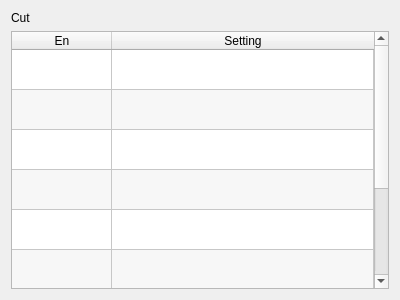
Above: hcinstruction/iccutpage.ui from GaussCheng/2-5AxisPunch before the change. Below: the same form after it.
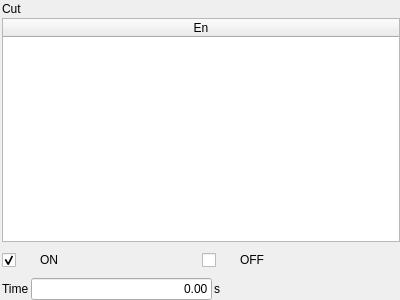
That is the form after the change. Icons and pictures are not drawn. Custom widgets are drawn as their Qt base class.

```diff
--- a/hcinstruction/iccutpage.ui
+++ b/hcinstruction/iccutpage.ui
@@ -13,7 +13,39 @@
   <property name="windowTitle">
    <string>Form</string>
   </property>
+  <property name="styleSheet">
+   <string notr="true">QCheckBox{
+	spacing: 24px;
+     width: 32px;
+     height: 32px;
+}
+QCheckBox::indicator:checked
+{
+ image: url(:/resource/check_checked.png);
+}
+QCheckBox::indicator:unchecked
+{
+ image: url(:/resource/check_unchecked.png);
+}
+
+</string>
+  </property>
   <layout class="QVBoxLayout" name="verticalLayout">
+   <property name="spacing">
+    <number>2</number>
+   </property>
+   <property name="leftMargin">
+    <number>2</number>
+   </property>
+   <property name="topMargin">
+    <number>2</number>
+   </property>
+   <property name="rightMargin">
+    <number>0</number>
+   </property>
+   <property name="bottomMargin">
+    <number>0</number>
+   </property>
    <item>
     <widget class="QLabel" name="label">
      <property name="text">
@@ -105,46 +137,6 @@
      <attribute name="verticalHeaderStretchLastSection">
       <bool>false</bool>
      </attribute>
-     <row>
-      <property name="text">
-       <string>Fixture1</string>
-      </property>
-     </row>
-     <row>
-      <property name="text">
-       <string>Fixture2</string>
-      </property>
-     </row>
-     <row>
-      <property name="text">
-       <string>Fixture3</string>
-      </property>
-     </row>
-     <row>
-      <property name="text">
-       <string>Fixture4</string>
-      </property>
-     </row>
-     <row>
-      <property name="text">
-       <string>Sucker1</string>
-      </property>
-     </row>
-     <row>
-      <property name="text">
-       <string>Sucker2</string>
-      </property>
-     </row>
-     <row>
-      <property name="text">
-       <string>X037</string>
-      </property>
-     </row>
-     <row>
-      <property name="text">
-       <string>X023</string>
-      </property>
-     </row>
      <column>
       <property name="text">
        <string>En</string>
@@ -153,115 +145,85 @@
        <set>AlignHCenter|AlignVCenter|AlignCenter</set>
       </property>
      </column>
-     <column>
-      <property name="text">
-       <string>Setting</string>
-      </property>
-     </column>
-     <item row="0" column="0">
-      <property name="text">
-       <string/>
-      </property>
-      <property name="textAlignment">
-       <set>AlignHCenter|AlignVCenter|AlignCenter</set>
-      </property>
-      <property name="checkState">
-       <enum>Unchecked</enum>
-      </property>
-      <property name="flags">
-       <set>ItemIsSelectable|ItemIsUserCheckable|ItemIsEnabled</set>
-      </property>
-     </item>
-     <item row="0" column="1">
-      <property name="text">
-       <string/>
-      </property>
-     </item>
-     <item row="1" column="0">
-      <property name="text">
-       <string/>
-      </property>
-      <property name="checkState">
-       <enum>Unchecked</enum>
-      </property>
-     </item>
-     <item row="1" column="1">
-      <property name="text">
-       <string/>
-      </property>
-     </item>
-     <item row="2" column="0">
-      <property name="text">
-       <string/>
-      </property>
-      <property name="checkState">
-       <enum>Unchecked</enum>
-      </property>
-     </item>
-     <item row="2" column="1">
-      <property name="text">
-       <string/>
-      </property>
-     </item>
-     <item row="3" column="0">
-      <property name="text">
-       <string/>
-      </property>
-      <property name="checkState">
-       <enum>Unchecked</enum>
-      </property>
-     </item>
-     <item row="3" column="1">
-      <property name="text">
-       <string/>
-      </property>
-     </item>
-     <item row="4" column="0">
-      <property name="text">
-       <string/>
-      </property>
-      <property name="checkState">
-       <enum>Unchecked</enum>
-      </property>
-     </item>
-     <item row="4" column="1">
-      <property name="text">
-       <string/>
-      </property>
-     </item>
-     <item row="5" column="0">
-      <property name="text">
-       <string/>
-      </property>
-      <property name="checkState">
-       <enum>Unchecked</enum>
-      </property>
-     </item>
-     <item row="5" column="1">
-      <property name="text">
-       <string/>
-      </property>
-     </item>
-     <item row="6" column="0">
-      <property name="text">
-       <string/>
-      </property>
-      <property name="checkState">
-       <enum>Unchecked</enum>
-      </property>
-     </item>
-     <item row="7" column="0">
-      <property name="text">
-       <string/>
-      </property>
-      <property name="checkState">
-       <enum>Unchecked</enum>
-      </property>
-     </item>
     </widget>
    </item>
+   <item>
+    <layout class="QHBoxLayout" name="horizontalLayout_2">
+     <item>
+      <widget class="QCheckBox" name="onBox">
+       <property name="text">
+        <string>ON</string>
+       </property>
+       <property name="checked">
+        <bool>true</bool>
+       </property>
+       <attribute name="buttonGroup">
+        <string notr="true">buttonGroup</string>
+       </attribute>
+      </widget>
+     </item>
+     <item>
+      <widget class="QCheckBox" name="offBox">
+       <property name="text">
+        <string>OFF</string>
+       </property>
+       <attribute name="buttonGroup">
+        <string notr="true">buttonGroup</string>
+       </attribute>
+      </widget>
+     </item>
+    </layout>
+   </item>
+   <item>
+    <layout class="QHBoxLayout" name="horizontalLayout">
+     <item>
+      <widget class="QLabel" name="label_2">
+       <property name="text">
+        <string>Time</string>
+       </property>
+      </widget>
+     </item>
+     <item>
+      <widget class="ICLineEditWithVirtualNumericKeypad" name="delayEdit">
+       <property name="text">
+        <string>0.00</string>
+       </property>
+       <property name="alignment">
+        <set>Qt::AlignRight|Qt::AlignTrailing|Qt::AlignVCenter</set>
+       </property>
+      </widget>
+     </item>
+     <item>
+      <widget class="QLabel" name="label_3">
+       <property name="text">
+        <string>s</string>
+       </property>
+      </widget>
+     </item>
+     <item>
+      <spacer name="horizontalSpacer">
+       <property name="orientation">
+        <enum>Qt::Horizontal</enum>
+       </property>
+       <property name="sizeHint" stdset="0">
+        <size>
+         <width>40</width>
+         <height>20</height>
+        </size>
+       </property>
+      </spacer>
+     </item>
+    </layout>
+   </item>
   </layout>
  </widget>
+ <customwidgets>
+  <customwidget>
+   <class>ICLineEditWithVirtualNumericKeypad</class>
+   <extends>QLineEdit</extends>
+   <header>iclineeditwithvirtualnumerickeypad.h</header>
+  </customwidget>
+ </customwidgets>
  <resources/>
  <connections/>
 </ui>
```
Left out of the diff: 16 changed lines with no effect on the pictures.
